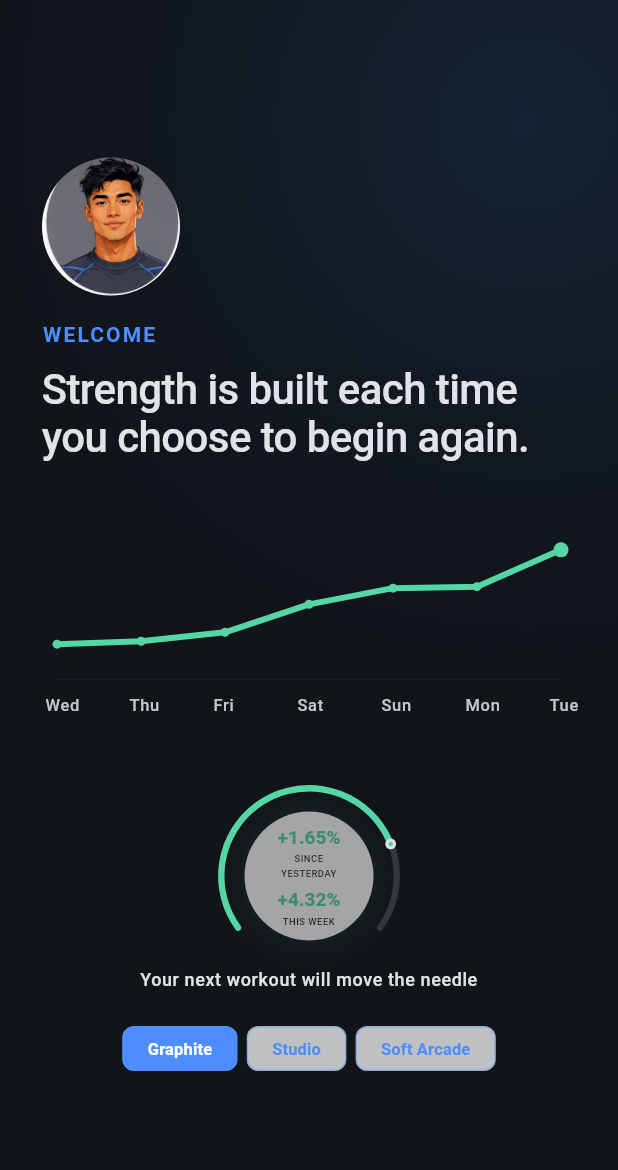
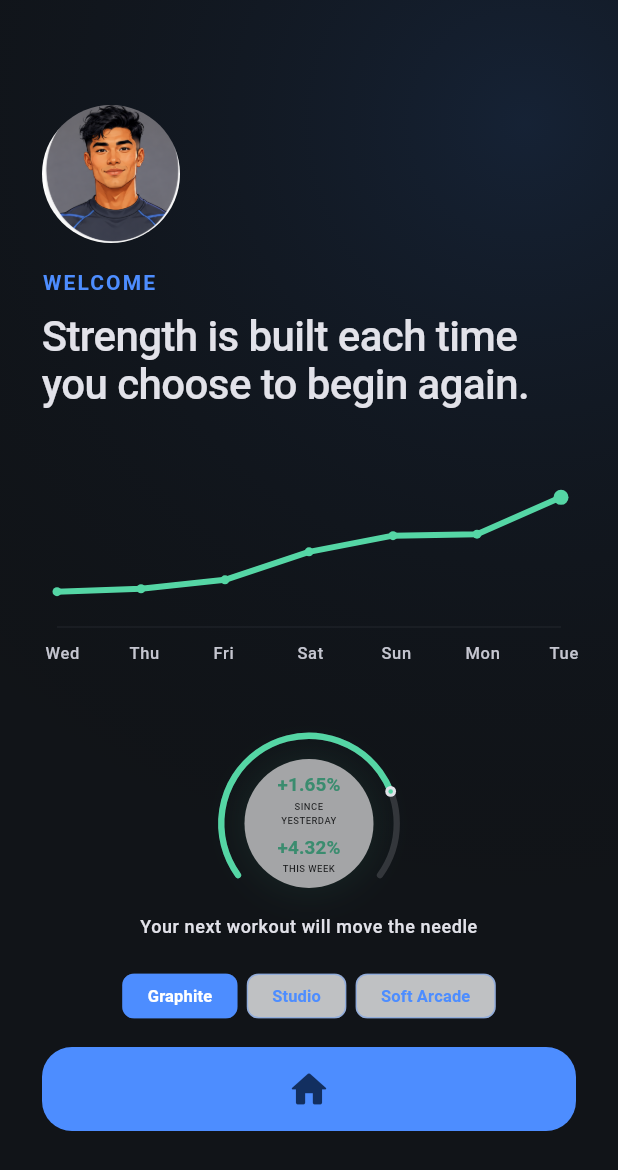
Before and after one commit to HyperspaceArchitecture/fitpulse, a Flutter app: the screen it shows after launch, on a phone screen of 412 x 824 dp. Shown: the top 1170 px of the screen. Run offline on Flutter 3.47's test engine with Material 3 defaults, Android fonts, the phone set to English and light mode, and no system bars; our stand-ins replace flutter_riverpod, go_router, image_picker, shared_preferences.

Commit message:
Add prominent home continue action

```diff
--- a/lib/features/dashboard/presentation/pages/startup_page.dart
+++ b/lib/features/dashboard/presentation/pages/startup_page.dart
@@ -154,6 +154,8 @@ class _StartupPageState extends ConsumerState<StartupPage> {
                           growth,
                           const SizedBox(height: 18),
                           _ThemeSwitcher(selected: selectedTheme),
+                          const SizedBox(height: 14),
+                          const _EnterAppButton(),
                         ],
                       );
                     }
@@ -170,6 +172,8 @@ class _StartupPageState extends ConsumerState<StartupPage> {
                               growth,
                               const SizedBox(height: 18),
                               _ThemeSwitcher(selected: selectedTheme),
+                              const SizedBox(height: 14),
+                              const _EnterAppButton(),
                             ],
                           ),
                         ),
@@ -326,3 +330,27 @@ class _ThemeSwitcher extends ConsumerWidget {
     );
   }
 }
+
+class _EnterAppButton extends StatelessWidget {
+  const _EnterAppButton();
+
+  @override
+  Widget build(BuildContext context) {
+    return Tooltip(
+      message: 'Enter FitPulse',
+      child: IconButton.filled(
+        key: const Key('startup-enter'),
+        onPressed: () => context.go(AppRoutes.dashboard),
+        icon: const Icon(Icons.home_rounded),
+        iconSize: 30,
+        style: IconButton.styleFrom(
+          minimumSize: const Size(72, 56),
+          padding: const EdgeInsets.symmetric(horizontal: 24, vertical: 12),
+          shape: RoundedRectangleBorder(
+            borderRadius: BorderRadius.circular(20),
+          ),
+        ),
+      ),
+    );
+  }
+}
```
